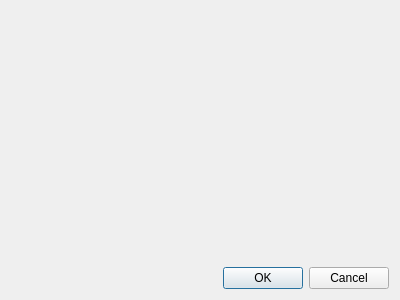
This is itemwizard.ui in sme-gmbh/smepowercad as Qt 5 draws it before an edit. The edited form follows.
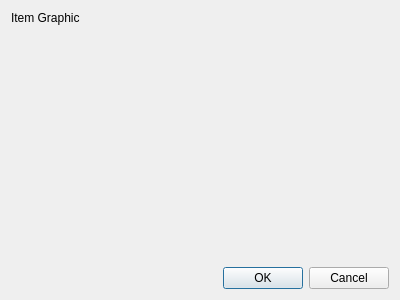
This is the edited form.

Commit message: Implemented graphic in itemWizard.

```diff
--- a/itemwizard.ui
+++ b/itemwizard.ui
@@ -16,7 +16,14 @@
   <property name="modal">
    <bool>false</bool>
   </property>
-  <layout class="QVBoxLayout" name="verticalLayout" stretch="1,0">
+  <layout class="QVBoxLayout" name="verticalLayout" stretch="0,1,0">
+   <item>
+    <widget class="QLabel" name="label_itemGraphic">
+     <property name="text">
+      <string>Item Graphic</string>
+     </property>
+    </widget>
+   </item>
    <item>
     <layout class="QFormLayout" name="formLayout"/>
    </item>
```
The commit also changes 222 other files.
